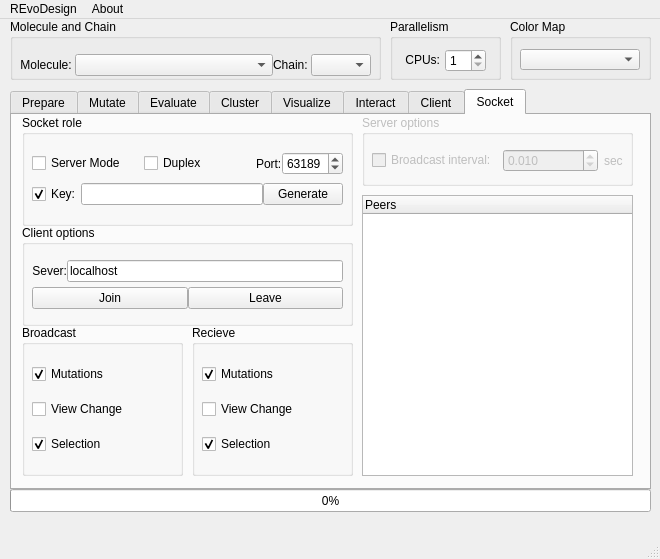
YaoYinYing/REvoDesign, file REvoDesign/UI/REvoDesign-PyMOL.ui: the form before one commit.
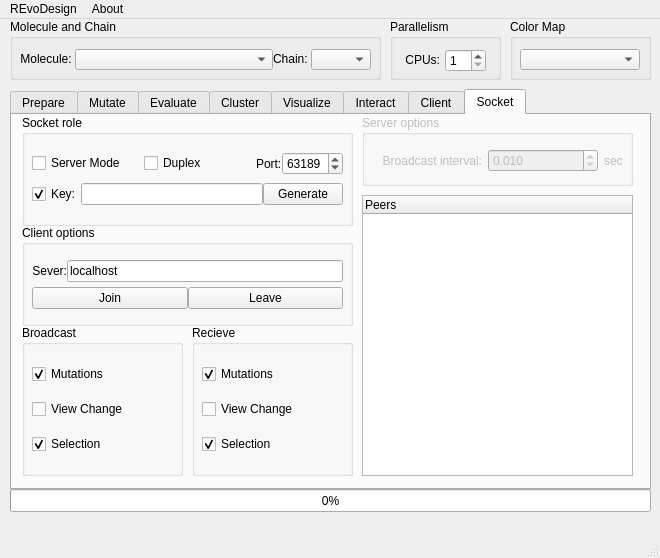
The form after the commit. The open tabs and pages were chosen to show the change.

What changed in the file:
```diff
--- a/REvoDesign/UI/REvoDesign-PyMOL.ui
+++ b/REvoDesign/UI/REvoDesign-PyMOL.ui
@@ -10,7 +10,7 @@
     <x>0</x>
     <y>0</y>
     <width>660</width>
-    <height>559</height>
+    <height>558</height>
    </rect>
   </property>
   <property name="sizePolicy">
@@ -3760,13 +3760,16 @@
        </property>
        <layout class="QHBoxLayout" name="horizontalLayout_54">
         <item>
-         <widget class="QCheckBox" name="checkBox_ws_broadcast_view">
+         <widget class="QLabel" name="label_molecule_11">
           <property name="statusTip">
            <string>View broadcasting interval</string>
           </property>
           <property name="text">
            <string>Broadcast interval:</string>
           </property>
+          <property name="alignment">
+           <set>Qt::AlignRight|Qt::AlignTrailing|Qt::AlignVCenter</set>
+          </property>
          </widget>
         </item>
         <item>
@@ -4138,7 +4141,7 @@
          </widget>
         </item>
         <item>
-         <widget class="QCheckBox" name="checkBox_ws_broadcast">
+         <widget class="QCheckBox" name="checkBox_ws_broadcast_view">
           <property name="statusTip">
            <string>Receive PyMOL view updates</string>
           </property>
@@ -4186,7 +4189,7 @@
        <x>10</x>
        <y>30</y>
        <width>351</width>
-       <height>32</height>
+       <height>21</height>
       </rect>
      </property>
      <layout class="QHBoxLayout" name="horizontalLayout_37">
```
Left out of the diff: 4 changed lines with no effect on the pictures.
